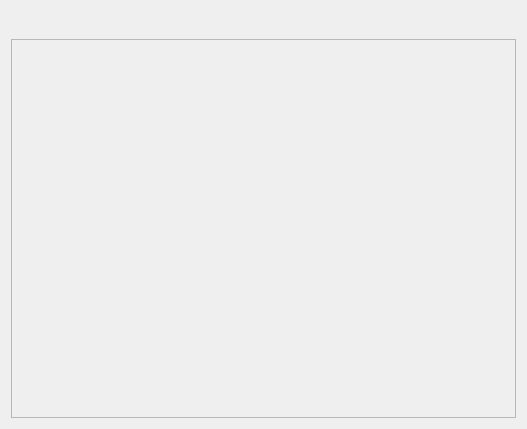
The window that CG_Curs_Fire/UserInterface.ui (xammi/Curs_Fire) describes before a commit, drawn with Qt 5.
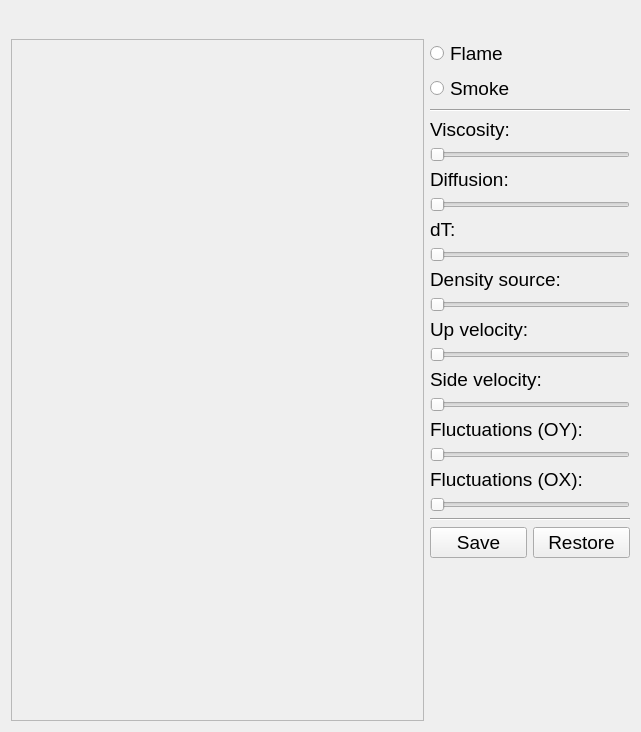
The same window after the commit.

Diff of the .ui file:
```diff
--- a/CG_Curs_Fire/UserInterface.ui
+++ b/CG_Curs_Fire/UserInterface.ui
@@ -6,8 +6,8 @@
    <rect>
     <x>0</x>
     <y>0</y>
-    <width>527</width>
-    <height>429</height>
+    <width>641</width>
+    <height>732</height>
    </rect>
   </property>
   <property name="font">
@@ -31,20 +31,343 @@
      </widget>
     </item>
     <item>
-     <widget class="QFrame" name="view">
-      <property name="sizePolicy">
-       <sizepolicy hsizetype="Preferred" vsizetype="Expanding">
-        <horstretch>0</horstretch>
-        <verstretch>0</verstretch>
-       </sizepolicy>
-      </property>
-      <property name="frameShape">
-       <enum>QFrame::StyledPanel</enum>
-      </property>
-      <property name="frameShadow">
-       <enum>QFrame::Raised</enum>
-      </property>
-     </widget>
+     <layout class="QHBoxLayout" name="workspace">
+      <item>
+       <widget class="QFrame" name="view">
+        <property name="sizePolicy">
+         <sizepolicy hsizetype="Expanding" vsizetype="Expanding">
+          <horstretch>0</horstretch>
+          <verstretch>0</verstretch>
+         </sizepolicy>
+        </property>
+        <property name="frameShape">
+         <enum>QFrame::StyledPanel</enum>
+        </property>
+        <property name="frameShadow">
+         <enum>QFrame::Raised</enum>
+        </property>
+       </widget>
+      </item>
+      <item>
+       <layout class="QVBoxLayout" name="rightbar">
+        <item>
+         <widget class="QRadioButton" name="rbn_flame1">
+          <property name="text">
+           <string>Flame</string>
+          </property>
+         </widget>
+        </item>
+        <item>
+         <widget class="QRadioButton" name="rbn_smoke1">
+          <property name="text">
+           <string>Smoke</string>
+          </property>
+         </widget>
+        </item>
+        <item>
+         <widget class="Line" name="line">
+          <property name="orientation">
+           <enum>Qt::Horizontal</enum>
+          </property>
+         </widget>
+        </item>
+        <item>
+         <widget class="QLabel" name="lbl_visc">
+          <property name="text">
+           <string>Viscosity:</string>
+          </property>
+         </widget>
+        </item>
+        <item>
+         <widget class="QSlider" name="reg_visc">
+          <property name="sizePolicy">
+           <sizepolicy hsizetype="Fixed" vsizetype="Fixed">
+            <horstretch>0</horstretch>
+            <verstretch>0</verstretch>
+           </sizepolicy>
+          </property>
+          <property name="minimumSize">
+           <size>
+            <width>200</width>
+            <height>0</height>
+           </size>
+          </property>
+          <property name="minimum">
+           <number>1</number>
+          </property>
+          <property name="maximum">
+           <number>100</number>
+          </property>
+          <property name="orientation">
+           <enum>Qt::Horizontal</enum>
+          </property>
+         </widget>
+        </item>
+        <item>
+         <widget class="QLabel" name="lbl_diff">
+          <property name="text">
+           <string>Diffusion:</string>
+          </property>
+         </widget>
+        </item>
+        <item>
+         <widget class="QSlider" name="reg_diff">
+          <property name="sizePolicy">
+           <sizepolicy hsizetype="Fixed" vsizetype="Fixed">
+            <horstretch>0</horstretch>
+            <verstretch>0</verstretch>
+           </sizepolicy>
+          </property>
+          <property name="minimumSize">
+           <size>
+            <width>200</width>
+            <height>0</height>
+           </size>
+          </property>
+          <property name="minimum">
+           <number>1</number>
+          </property>
+          <property name="maximum">
+           <number>100</number>
+          </property>
+          <property name="orientation">
+           <enum>Qt::Horizontal</enum>
+          </property>
+         </widget>
+        </item>
+        <item>
+         <widget class="QLabel" name="lbl_dt">
+          <property name="text">
+           <string>dT:</string>
+          </property>
+         </widget>
+        </item>
+        <item>
+         <widget class="QSlider" name="reg_dt">
+          <property name="sizePolicy">
+           <sizepolicy hsizetype="Fixed" vsizetype="Fixed">
+            <horstretch>0</horstretch>
+            <verstretch>0</verstretch>
+           </sizepolicy>
+          </property>
+          <property name="minimumSize">
+           <size>
+            <width>200</width>
+            <height>0</height>
+           </size>
+          </property>
+          <property name="minimum">
+           <number>1</number>
+          </property>
+          <property name="maximum">
+           <number>100</number>
+          </property>
+          <property name="orientation">
+           <enum>Qt::Horizontal</enum>
+          </property>
+         </widget>
+        </item>
+        <item>
+         <widget class="QLabel" name="lbl_dens_src">
+          <property name="text">
+           <string>Density source:</string>
+          </property>
+         </widget>
+        </item>
+        <item>
+         <widget class="QSlider" name="reg_dens_src">
+          <property name="sizePolicy">
+           <sizepolicy hsizetype="Fixed" vsizetype="Fixed">
+            <horstretch>0</horstretch>
+            <verstretch>0</verstretch>
+           </sizepolicy>
+          </property>
+          <property name="minimumSize">
+           <size>
+            <width>200</width>
+            <height>0</height>
+           </size>
+          </property>
+          <property name="minimum">
+           <number>1</number>
+          </property>
+          <property name="maximum">
+           <number>100</number>
+          </property>
+          <property name="orientation">
+           <enum>Qt::Horizontal</enum>
+          </property>
+         </widget>
+        </item>
+        <item>
+         <widget class="QLabel" name="lbl_v_up">
+          <property name="text">
+           <string>Up velocity:</string>
+          </property>
+         </widget>
+        </item>
+        <item>
+         <widget class="QSlider" name="reg_v_up">
+          <property name="sizePolicy">
+           <sizepolicy hsizetype="Fixed" vsizetype="Fixed">
+            <horstretch>0</horstretch>
+            <verstretch>0</verstretch>
+           </sizepolicy>
+          </property>
+          <property name="minimumSize">
+           <size>
+            <width>200</width>
+            <height>0</height>
+           </size>
+          </property>
+          <property name="minimum">
+           <number>1</number>
+          </property>
+          <property name="maximum">
+           <number>100</number>
+          </property>
+          <property name="orientation">
+           <enum>Qt::Horizontal</enum>
+          </property>
+         </widget>
+        </item>
+        <item>
+         <widget class="QLabel" name="lbl_v_side">
+          <property name="text">
+           <string>Side velocity:</string>
+          </property>
+         </widget>
+        </item>
+        <item>
+         <widget class="QSlider" name="reg_v_side">
+          <property name="sizePolicy">
+           <sizepolicy hsizetype="Fixed" vsizetype="Fixed">
+            <horstretch>0</horstretch>
+            <verstretch>0</verstretch>
+           </sizepolicy>
+          </property>
+          <property name="minimumSize">
+           <size>
+            <width>200</width>
+            <height>0</height>
+           </size>
+          </property>
+          <property name="minimum">
+           <number>1</number>
+          </property>
+          <property name="maximum">
+           <number>100</number>
+          </property>
+          <property name="orientation">
+           <enum>Qt::Horizontal</enum>
+          </property>
+         </widget>
+        </item>
+        <item>
+         <widget class="QLabel" name="lbl_v_flucts">
+          <property name="text">
+           <string>Fluctuations (OY):</string>
+          </property>
+         </widget>
+        </item>
+        <item>
+         <widget class="QSlider" name="reg_v_flucts">
+          <property name="sizePolicy">
+           <sizepolicy hsizetype="Fixed" vsizetype="Fixed">
+            <horstretch>0</horstretch>
+            <verstretch>0</verstretch>
+           </sizepolicy>
+          </property>
+          <property name="minimumSize">
+           <size>
+            <width>200</width>
+            <height>0</height>
+           </size>
+          </property>
+          <property name="minimum">
+           <number>1</number>
+          </property>
+          <property name="maximum">
+           <number>100</number>
+          </property>
+          <property name="orientation">
+           <enum>Qt::Horizontal</enum>
+          </property>
+         </widget>
+        </item>
+        <item>
+         <widget class="QLabel" name="lbl_u_flucts">
+          <property name="text">
+           <string>Fluctuations (OX):</string>
+          </property>
+         </widget>
+        </item>
+        <item>
+         <widget class="QSlider" name="reg_u_flucts">
+          <property name="sizePolicy">
+           <sizepolicy hsizetype="Fixed" vsizetype="Fixed">
+            <horstretch>0</horstretch>
+            <verstretch>0</verstretch>
+           </sizepolicy>
+          </property>
+          <property name="minimumSize">
+           <size>
+            <width>200</width>
+            <height>0</height>
+           </size>
+          </property>
+          <property name="minimum">
+           <number>1</number>
+          </property>
+          <property name="maximum">
+           <number>100</number>
+          </property>
+          <property name="orientation">
+           <enum>Qt::Horizontal</enum>
+          </property>
+         </widget>
+        </item>
+        <item>
+         <widget class="Line" name="line_2">
+          <property name="orientation">
+           <enum>Qt::Horizontal</enum>
+          </property>
+         </widget>
+        </item>
+        <item>
+         <layout class="QHBoxLayout" name="buttons">
+          <item>
+           <widget class="QPushButton" name="btn_save">
+            <property name="text">
+             <string>Save</string>
+            </property>
+           </widget>
+          </item>
+          <item>
+           <widget class="QPushButton" name="btn_restore">
+            <property name="text">
+             <string>Restore</string>
+            </property>
+           </widget>
+          </item>
+         </layout>
+        </item>
+        <item>
+         <spacer name="spc">
+          <property name="orientation">
+           <enum>Qt::Vertical</enum>
+          </property>
+          <property name="sizeHint" stdset="0">
+           <size>
+            <width>20</width>
+            <height>40</height>
+           </size>
+          </property>
+         </spacer>
+        </item>
+       </layout>
+      </item>
+     </layout>
     </item>
    </layout>
   </widget>
```
